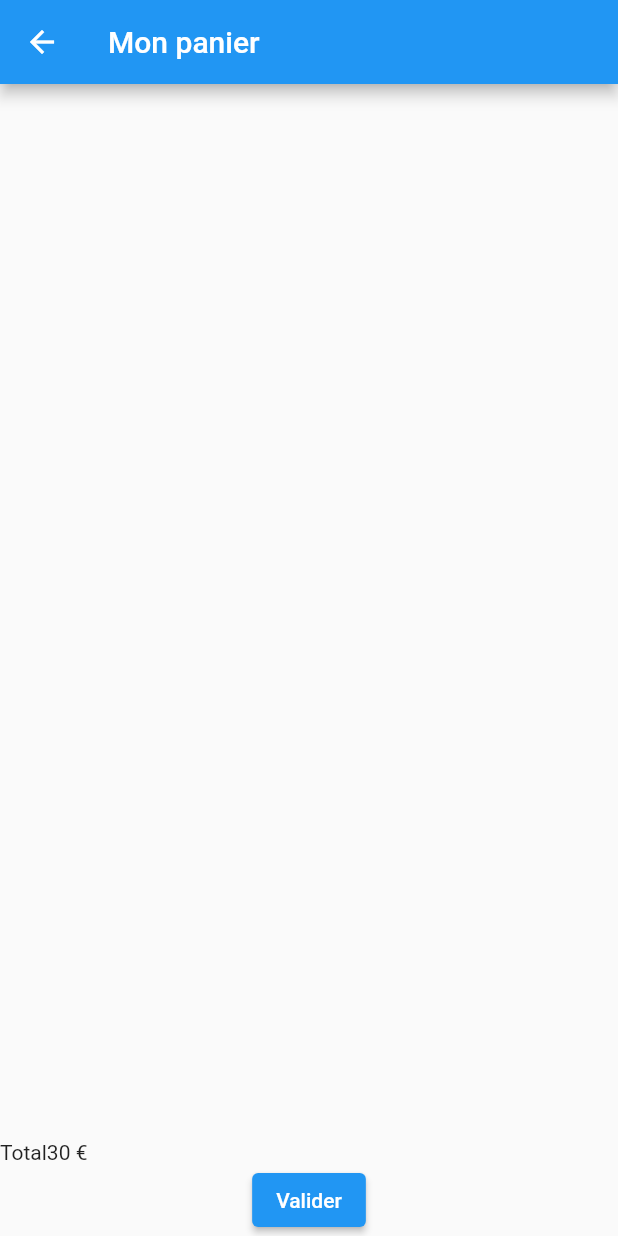
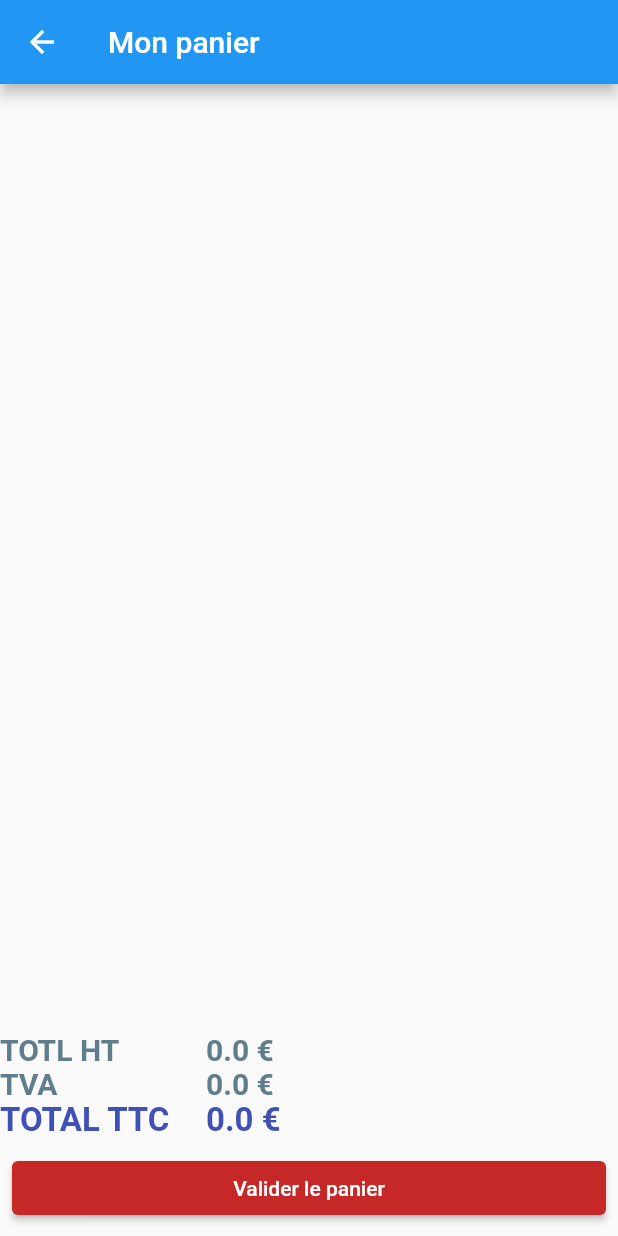
Before and after one commit to Galambur/EPSI_flutterDart, a Flutter app: the screen it shows after launch, after a tap on the "shopping cart" icon, on a phone screen of 412 x 824 dp. Run offline on Flutter 3.47's test engine with Material 2 defaults, Android fonts, the phone set to English and light mode, and no system bars.

Commit message:
Avancé TD4, reste a placer le tableau a gauche et rendre les valeurs dynamiques

```diff
--- a/lib/models/cart.dart
+++ b/lib/models/cart.dart
@@ -9,6 +9,7 @@ class CartItem {
 
 class Cart {
   List<CartItem> _items = [];
+  var TVA = 20/100;
 
   int totalItems() { return _items.length; }
 
@@ -37,4 +38,23 @@ class Cart {
   int findCartItemIndex(int id){
     return _items.indexWhere((element) => element.pizza.id == id);
   }
+
+  double getPrixTotalHt(){
+    var prix = 0.0;
+    for (var element in _items) {
+      prix = prix + (element.pizza.price * element.quantity);
+    }
+    return prix;
+  }
+
+  double getTva(double prix){
+    return prix * (20/100);
+  }
+
+  double getPrixTotalTTC(){
+    var prix = getPrixTotalHt();
+    var tva = getTva(prix);
+    prix = prix + tva;
+    return prix;
+  }
 }
--- a/lib/ui/panier.dart
+++ b/lib/ui/panier.dart
@@ -12,6 +12,15 @@ class Panier extends StatefulWidget {
 }
 
 class _PanierState extends State<Panier> {
+  double tva = 0.0;
+
+  setTva(){
+    setState(() {
+      tva = widget._cart.totalItems() / 100 * 20;
+    });
+    return tva;
+  }
+
   @override
   Widget build(BuildContext context) {
     return Scaffold(
@@ -28,15 +37,44 @@ class _PanierState extends State<Panier> {
               },
             ),
           ),
-          Row(
+          Container(
+            child: (
+              Table(
+                columnWidths: {
+                  1: FlexColumnWidth(2),
+                  2: FlexColumnWidth(1),
+                },
                 children: [
-              Text('Total'),
-              Text('30 €'),
+                  TableRow(
+                    children: [
+                      TableCell(child: Text('TOTL HT', style: PizzeriaStyle.priceSubTotalTextStyle)),
+                      TableCell(child: Text('${(widget._cart.getPrixTotalHt())} €', style: PizzeriaStyle.priceSubTotalTextStyle))
+                    ]
+                  ),
+                  TableRow(
+                    children: [
+                      TableCell(child: Text('TVA', style: PizzeriaStyle.priceSubTotalTextStyle)),
+                      TableCell(child: Text('${(widget._cart.getTva(widget._cart.getPrixTotalHt()))} €', style: PizzeriaStyle.priceSubTotalTextStyle))
+                    ]
+                  ),
+                  TableRow(
+                    children: [
+                      TableCell(child: Text('TOTAL TTC', style: PizzeriaStyle.priceTotalTextStyle)),
+                      TableCell(child: Text('${(widget._cart.getPrixTotalTTC())} €', style: PizzeriaStyle.priceTotalTextStyle))
+                    ]
+                  )
                 ],
+              )
+            ),
           ),
           Container(
+            padding: EdgeInsets.all(8.0),
+            width: double.infinity,
             child: ElevatedButton(
-              child: Text('Valider'),
+              style: ButtonStyle(
+                backgroundColor: MaterialStateProperty.all<Color>(Colors.red.shade800),
+              ),
+              child: Text('Valider le panier'),
               onPressed: () {
                 print('Valider');
               },
@@ -64,9 +102,15 @@ Widget _buildItem(CartItem cartItem){
             cartItem.pizza.title,
             style: PizzeriaStyle.baseTextStyle,
           ),
+          Text('${cartItem.pizza.total} €'),
+          Text(
+            'Sous total : ${cartItem.quantity * cartItem.pizza.total}',
+            style: PizzeriaStyle.priceSubTotalTextStyle,
+          ),
+        ],
+      ),
       Row(
         children: [
-              Text('${cartItem.pizza.total} €'),
           IconButton(
               onPressed: (){
                 cartItem.quantity--;
@@ -83,12 +127,6 @@ Widget _buildItem(CartItem cartItem){
               icon: Icon(Icons.add_circle_outline)
           ),
         ],
-          ),
-          Text(
-            'Sous total : ${cartItem.quantity * cartItem.pizza.total}',
-            style: PizzeriaStyle.priceSubTotalTextStyle,
-          ),
-        ],
       )
     ],
   );
```
Lines whose indentation alone changed are shown as unchanged.
